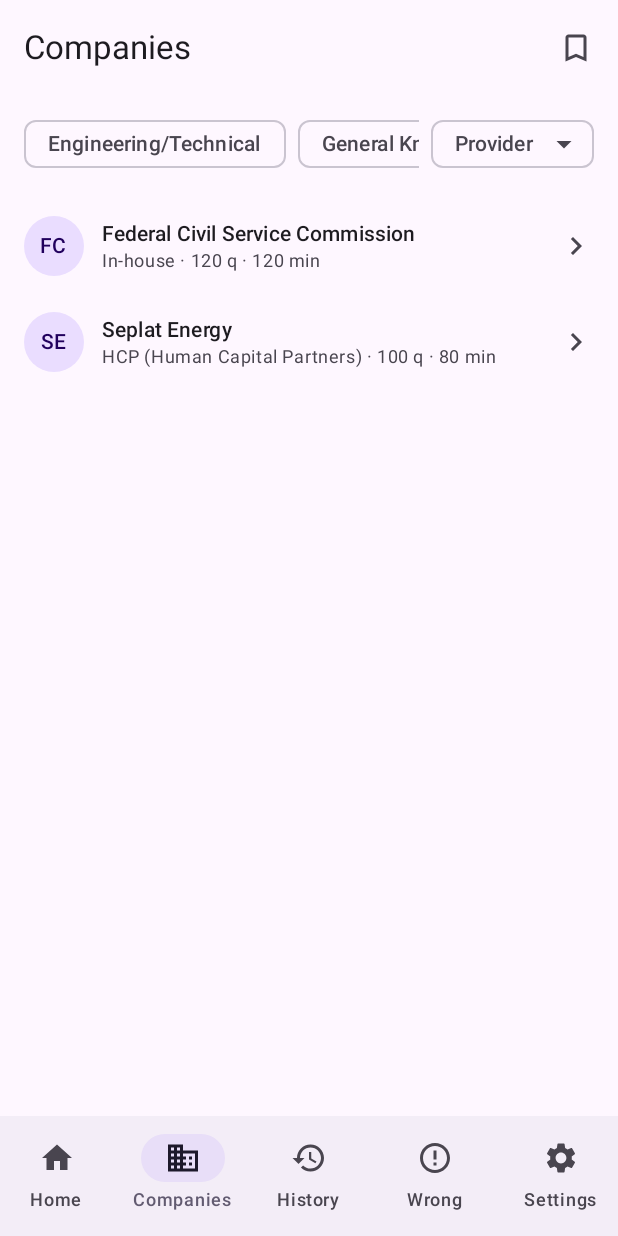
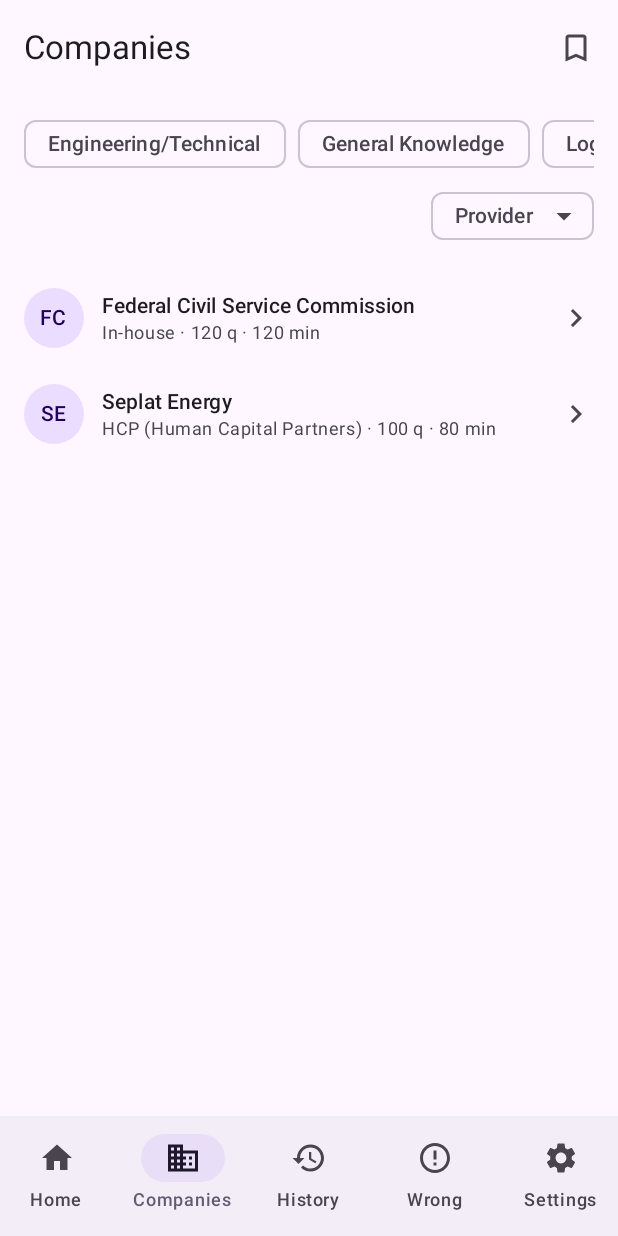
Before and after one commit to Enoch02/aptinaija, an Android app built with Jetpack Compose: the CompaniesScreen screen opened through its navigation route, on a phone screen of 412 x 824 dp. Run offline under Robolectric (Android 15) with nearby library versions, the phone set to English and light mode, and no system bars; our stand-ins replace Dagger/Hilt's generated code, Room's generated code; libraries missing offline, so code that uses them is left out: androidx.hilt.lifecycle.

Commit message:
Move provider filter layout in CompaniesScreen to uncramp layout

```diff
--- a/app/src/main/java/com/enoch02/aptinaija/feature/companies/CompaniesScreen.kt
+++ b/app/src/main/java/com/enoch02/aptinaija/feature/companies/CompaniesScreen.kt
@@ -125,15 +125,9 @@ private fun FilterRow(
     onClearProviders: () -> Unit,
     modifier: Modifier = Modifier
 ) {
-    Row(
-        modifier = modifier.fillMaxWidth(),
-        horizontalArrangement = Arrangement.spacedBy(8.dp),
-        verticalAlignment = Alignment.CenterVertically
-    ) {
+    Column(modifier = modifier) {
         Row(
-            modifier = Modifier
-                .weight(1f)
-                .horizontalScroll(rememberScrollState()),
+            modifier = Modifier.horizontalScroll(rememberScrollState()),
             horizontalArrangement = Arrangement.spacedBy(8.dp),
             verticalAlignment = Alignment.CenterVertically
         ) {
@@ -163,7 +157,8 @@ private fun FilterRow(
                 selectedProviders = state.selectedProviders,
                 providers = state.providers,
                 onProviderToggled = onProviderToggled,
-                onClearProviders = onClearProviders
+                onClearProviders = onClearProviders,
+                modifier = Modifier.align(Alignment.End)
             )
         }
     }
@@ -174,7 +169,8 @@ private fun ProviderFilter(
     selectedProviders: Set<String>,
     providers: List<String>,
     onProviderToggled: (String) -> Unit,
-    onClearProviders: () -> Unit
+    onClearProviders: () -> Unit,
+    modifier: Modifier = Modifier
 ) {
     var expanded by remember { mutableStateOf(false) }
     val label = when {
@@ -187,7 +183,7 @@ private fun ProviderFilter(
         )
     }
 
-    Box {
+    Box(modifier = modifier) {
         FilterChip(
             selected = selectedProviders.isNotEmpty(),
             onClick = { expanded = true },
```
